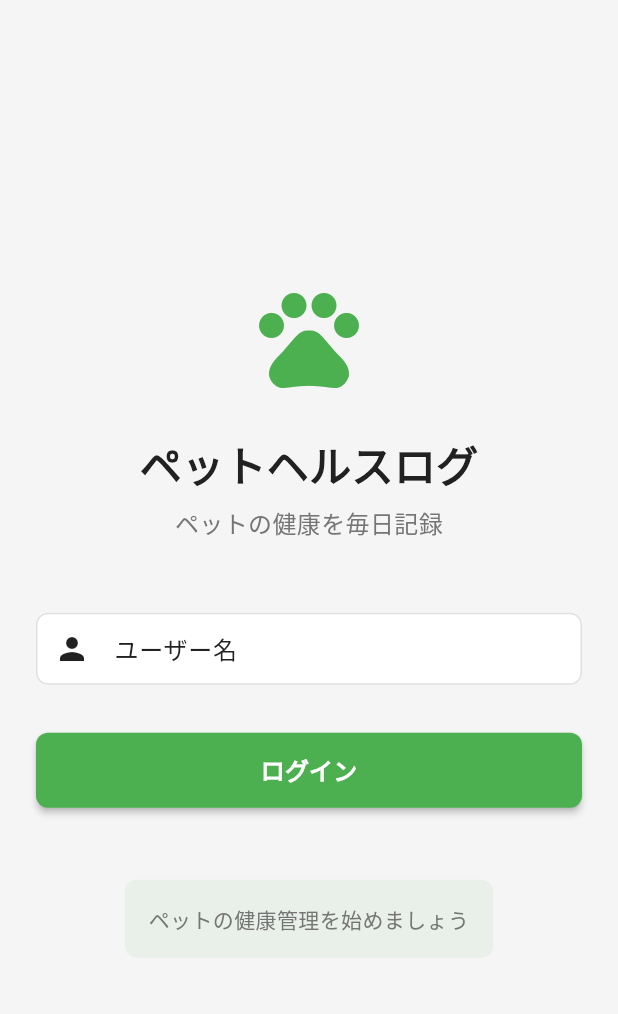
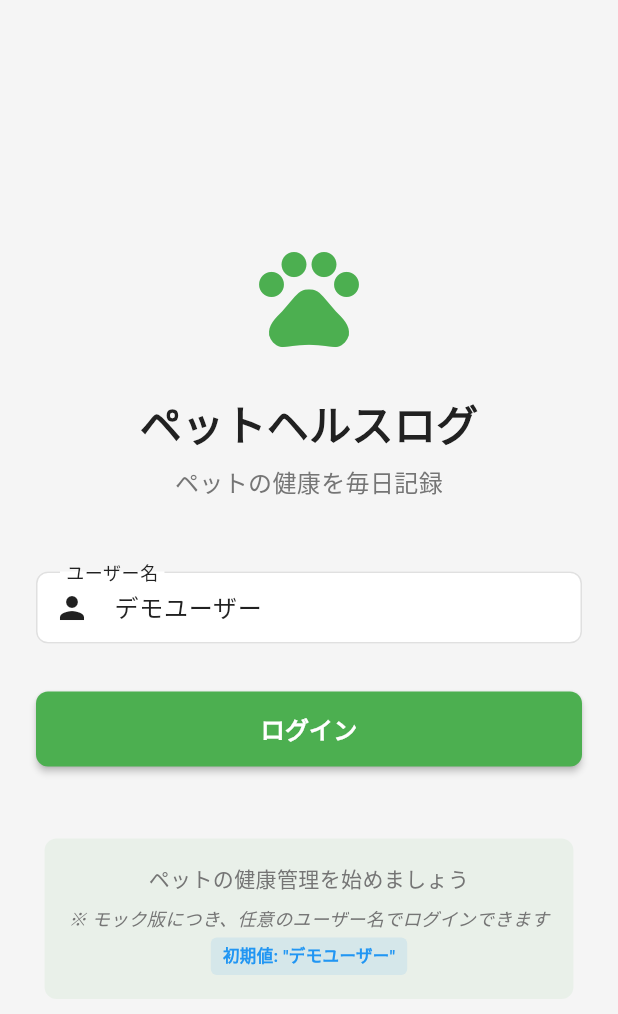
Before and after one commit to Fuurugeeen/pet-health-log, a Flutter app: the screen it shows after launch, on a phone screen of 412 x 824 dp. Shown: the top 1014 px of the screen. Run offline on Flutter 3.47's test engine with Material 3 defaults, Android fonts, the phone set to English and light mode, and no system bars; our stand-ins replace device_preview, flutter_riverpod, go_router, hive, hive_flutter, image_picker; accounts and stored records are empty.

Commit message:
ログイン画面にデフォルト値を設定
- ユーザー名フィールドに「デモユーザー」を初期値として設定
- モック版の説明文を追加
- 使いやすさの向上

🤖 Generated with [Claude Code](https://claude.ai/code)

Co-Authored-By: Claude <noreply@anthropic.com>

```diff
--- a/lib/features/auth/presentation/login_screen.dart
+++ b/lib/features/auth/presentation/login_screen.dart
@@ -13,7 +13,7 @@ class LoginScreen extends ConsumerStatefulWidget {
 
 class _LoginScreenState extends ConsumerState<LoginScreen> {
   final _formKey = GlobalKey<FormState>();
-  final _nameController = TextEditingController();
+  final _nameController = TextEditingController(text: 'デモユーザー'); // デフォルト値を設定
   bool _isLoading = false;
 
   @override
@@ -156,13 +156,43 @@ class _LoginScreenState extends ConsumerState<LoginScreen> {
                   color: AppColors.primaryLight.withOpacity(0.1),
                   borderRadius: BorderRadius.circular(8),
                 ),
-                child: const Text(
+                child: Column(
+                  children: [
+                    const Text(
                       AppStrings.welcomeMessage,
                       style: TextStyle(
                         fontSize: 14,
                         color: AppColors.textSecondary,
                       ),
                       textAlign: TextAlign.center,
+                    ),
+                    const SizedBox(height: 8),
+                    const Text(
+                      '※ モック版につき、任意のユーザー名でログインできます',
+                      style: TextStyle(
+                        fontSize: 12,
+                        color: AppColors.textSecondary,
+                        fontStyle: FontStyle.italic,
+                      ),
+                      textAlign: TextAlign.center,
+                    ),
+                    const SizedBox(height: 4),
+                    Container(
+                      padding: const EdgeInsets.symmetric(horizontal: 8, vertical: 4),
+                      decoration: BoxDecoration(
+                        color: AppColors.accent.withOpacity(0.1),
+                        borderRadius: BorderRadius.circular(4),
+                      ),
+                      child: const Text(
+                        '初期値: "デモユーザー"',
+                        style: TextStyle(
+                          fontSize: 11,
+                          color: AppColors.accent,
+                          fontWeight: FontWeight.bold,
+                        ),
+                      ),
+                    ),
+                  ],
                 ),
               ),
             ],
```
Lines whose indentation alone changed are shown as unchanged.
